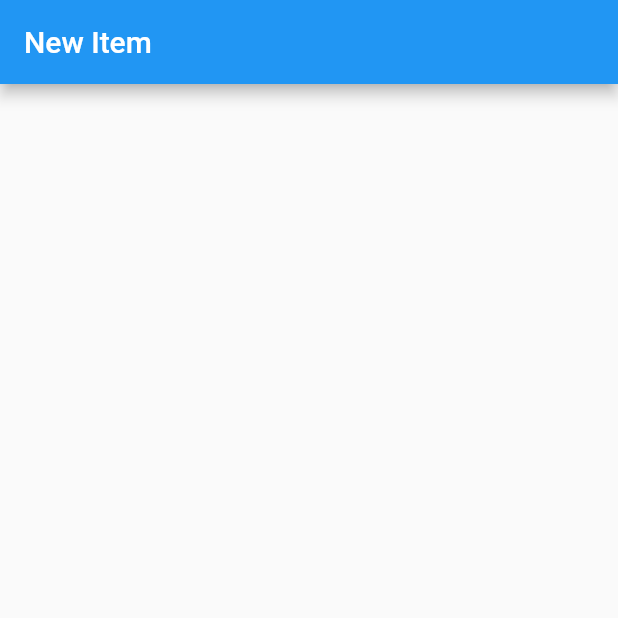
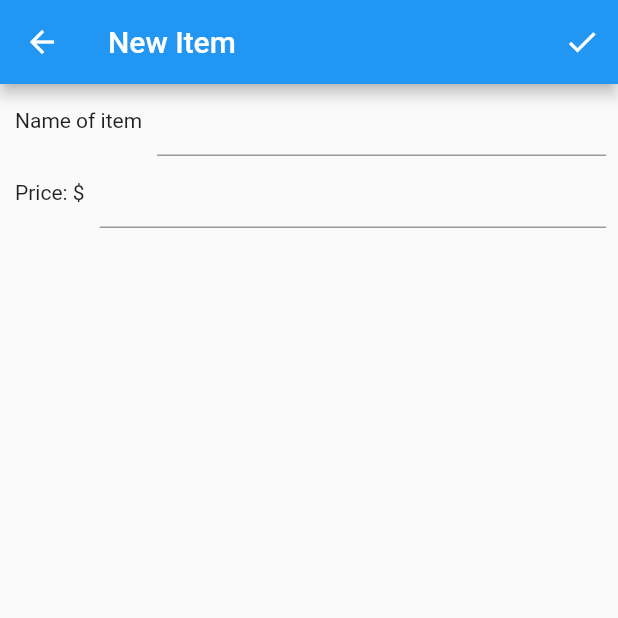
Before and after one commit to jinyao-lee/Customizable-POS-System, a Flutter app: the screen it shows after launch, after a tap on the "add" icon, on a phone screen of 412 x 824 dp, the top half of it. Run offline on Flutter 3.47's test engine with Material 2 defaults, Android fonts, the phone set to English and light mode, and no system bars.

Commit message:
Enable form processing functionality for creating new item (#2)

```diff
--- a/lib/main.dart
+++ b/lib/main.dart
@@ -1,3 +1,4 @@
+import 'package:customizable_pos_system/model/item.dart';
 import 'package:flutter/material.dart';
 import 'newItemBuilder.dart';
 
@@ -18,14 +19,15 @@ class MyApp extends StatelessWidget {
             IconButton(
                 icon: Icon(Icons.add),
                 onPressed: () {
-                  Navigator.push(
-                    _scaffoldKey.currentContext,
-                    MaterialPageRoute(builder: (context) => NewItemBuilder()),
-                  );
-                  _scaffoldKey.currentState.showSnackBar(
-                    SnackBar(
-                      content: Text('hello!'),
-                    ));
+                  _addNewItem();
+//                  Navigator.push(
+//                    _scaffoldKey.currentContext,
+//                    MaterialPageRoute(builder: (context) => NewItemBuilder()),
+//                  );
+//                  _scaffoldKey.currentState.showSnackBar(
+//                    SnackBar(
+//                      content: Text('hello!'),
+//                    ));
                 }
             )
           ],
@@ -33,20 +35,28 @@ class MyApp extends StatelessWidget {
       ),
     );
   }
+
+  void _addNewItem() async {
+    final Item result = await Navigator.push(
+        _scaffoldKey.currentContext,
+        MaterialPageRoute(builder: (context) => NewItemBuilder()),
+    );
+    _scaffoldKey.currentState.showSnackBar(SnackBar(content: Text(result.itemName)));
+  }
 }
 
-class ViewItemsList extends StatefulWidget{
-
-  @override
-  State createState() {
-  }
-
-}
-
-class _ItemsListState extends State<ViewItemsList> {
-
-  @override
-  Widget build(BuildContext context) {
-
-  }
-}
+//class ViewItemsList extends StatefulWidget{
+//
+//  @override
+//  State createState() {
+//  }
+//
+//}
+//
+//class _ItemsListState extends State<ViewItemsList> {
+//
+//  @override
+//  Widget build(BuildContext context) {
+//
+//  }
+//}
--- /dev/null
+++ b/lib/model/item.dart
@@ -0,0 +1,4 @@
+class Item {
+  String itemName;
+  double basePrice;
+}
--- a/lib/newItemBuilder.dart
+++ b/lib/newItemBuilder.dart
@@ -1,37 +1,158 @@
 import 'package:flutter/material.dart';
+import 'model/item.dart';
+
+var _numAddOns = 0;
 
 class NewItemBuilder extends StatefulWidget {
-
   @override
   State createState() {
-    return _NewItemBuilder();
+    return _NewItemBuilderState();
   }
 }
 
-class _NewItemBuilder extends State<NewItemBuilder> {
-  final _formKey = GlobalKey<FormState>();
+class _NewItemBuilderState extends State<NewItemBuilder> {
+  final GlobalKey<FormState> _formKey = GlobalKey();
+  Item newItem = Item();
+
+  void _handleSubmit(BuildContext context) {
+    if (_formKey.currentState.validate()) {
+      print('good. Now, save the form and do all the things required.');
+      _formKey.currentState.save();
+      print(newItem.itemName);
+      Navigator.pop(context, newItem);
+    }
+  }
 
   @override
   Widget build(BuildContext context) {
-    print('hellooooooooooooooo');
-    return MaterialApp(
-      home: Scaffold(
+    return Scaffold(
         appBar: AppBar(
-          title: Text('New Item')
+          title: Text('New Item'),
+          actions: <Widget>[
+            IconButton(
+                icon: Icon(Icons.check),
+                onPressed: () {
+                  _handleSubmit(context);
+                }),
+          ],
         ),
-      )
+        body: ListView(
+          key: Key('OrderedListView'),
+          children: <Widget>[
+            Form(
+              key: _formKey,
+              child: _getFormUi(),
+            ),
+          ],
+        )
     );
-//    return ListView(
-//      children: <Widget>[
-//        TextFormField(
-//          validator: (value) {
-//            if (value.isEmpty) {
-//              return 'This field is required.';
-//            }
-//            return null;
-//          },
-//        )
-//      ],
-//    );
+  }
+
+  Widget _getFormUi() {
+    List<Widget> _widgetsToReturn = [
+      _getNonCustomizableInputWidget('Name of item'),
+      _getPriceInputWidget(),
+    ];
+
+    List<Widget> _addOns = List.generate(
+        _numAddOns, (int i) => _ItemCustomizer());
+    _widgetsToReturn.addAll(_addOns);
+
+    return Column(
+      children: _widgetsToReturn,
+    );
+  }
+
+  /// Returns a new input widget that takes in a cost.
+  Widget _getPriceInputWidget() {
+    return Row(
+      children: <Widget>[
+        Container(
+          child: Text('Price: \$'),
+          padding: EdgeInsets.only(left: 10.0, right: 10.0),
+        ),
+        Expanded(
+            child: Padding(
+              padding: const EdgeInsets.only(right: 8.0),
+              child: TextFormField(
+                keyboardType: TextInputType.number,
+                validator: (value) {
+                  if (value.isEmpty) {
+                    return 'This field is required.';
+                  }
+                  if (double.tryParse(value) == null) {
+                    return 'Please enter a valid numeric value.';
+                  }
+                  return null;
+                },
+                onSaved: (val) => newItem.basePrice = double.parse(val)
+              ),
+            )),
+      ],
+    );
+  }
+
+  /// Returns title block.
+  Widget _getNonCustomizableInputWidget(String fieldName) {
+    return Row(
+      children: <Widget>[
+        Container(
+          child: Text(fieldName),
+          padding: EdgeInsets.only(left: 10.0, right: 10.0),
+        ),
+        Expanded(
+            child: Padding(
+              padding: const EdgeInsets.only(right: 8.0),
+              child: TextFormField(
+                validator: (value) {
+                  if (value.isEmpty) {
+                    return 'This field is required.';
+                  }
+                  return null;
+                },
+                  onSaved: (val) => newItem.itemName = val,
+              ),
+            ))
+      ],
+    );
   }
 }
+
+
+
+
+/// Class for add on blocks.
+class _ItemCustomizer extends StatefulWidget {
+  final String title;
+  _ItemCustomizer({Key key, this.title});
+
+  @override
+  State createState() => _ItemCustomizerState();
+}
+
+class _ItemCustomizerState extends State<_ItemCustomizer> {
+
+  @override
+  Widget build(BuildContext context) {
+    return Row(
+      children: <Widget>[
+        Container(
+          child: Text('Add-on'),
+          padding: EdgeInsets.only(left: 10.0, right: 10.0),
+        ),
+        Expanded(
+            child: Padding(
+              padding: const EdgeInsets.only(right: 8.0),
+              child: TextFormField(
+                validator: (value) {
+                  if (value.isEmpty) {
+                    return 'This field is required.';
+                  }
+                  return null;
+                },
+              ),
+            )),
+      ],
+    );
+  }
+}
```
Also changed, not shown: 1 other file.
